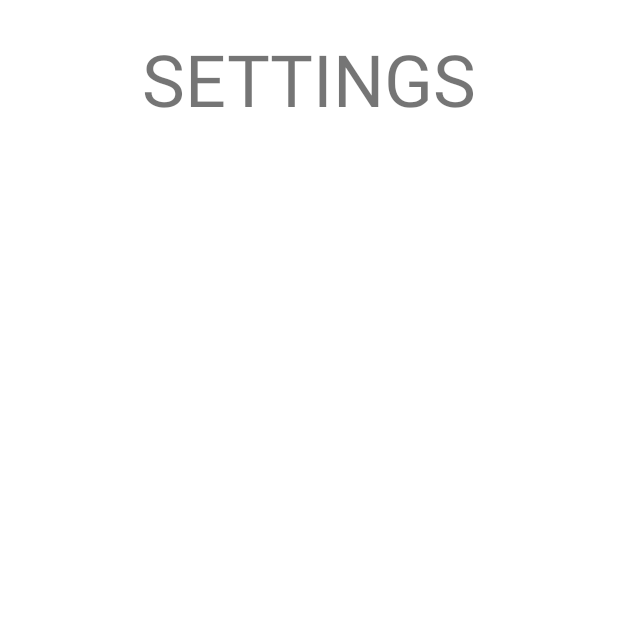
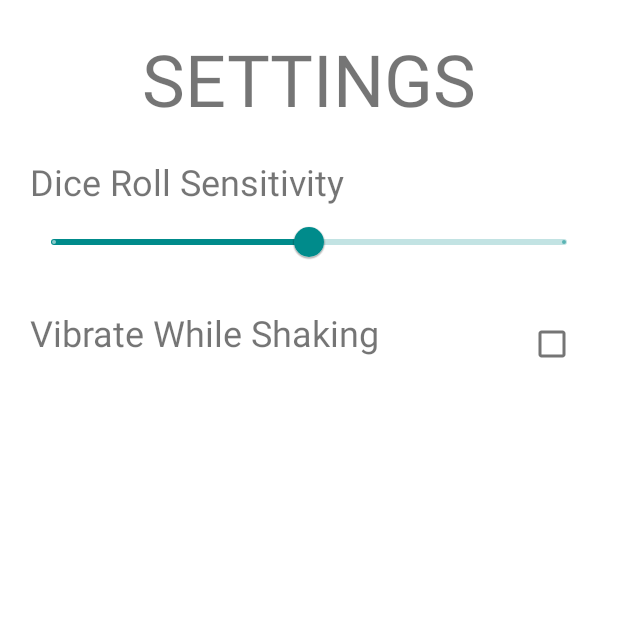
Before and after one commit to vstambolic/monopoly, an Android app: the SettingsFragment screen opened through its navigation route, on a phone screen of 412 x 824 dp, the top half of it. Run offline under Robolectric (Android 15) with nearby library versions, the phone set to English and light mode, and no system bars; our stand-ins replace navigation-ui.

Commit message:
Added shaking settings (sensitivity, vibration).

```diff
--- a/app/src/main/java/com/example/monopoly/SettingsFragment.java
+++ b/app/src/main/java/com/example/monopoly/SettingsFragment.java
@@ -1,21 +1,41 @@
 package com.example.monopoly;
 
+import android.content.Context;
+import android.content.SharedPreferences;
 import android.os.Bundle;
 
 import androidx.annotation.NonNull;
+import androidx.annotation.Nullable;
 import androidx.fragment.app.Fragment;
 
+import android.util.Log;
 import android.view.LayoutInflater;
 import android.view.View;
 import android.view.ViewGroup;
+import android.widget.CompoundButton;
 
 import com.example.monopoly.databinding.FragmentSettingsBinding;
+import com.example.monopoly.game.Constants;
+import com.google.android.material.slider.LabelFormatter;
+import com.google.android.material.slider.RangeSlider;
+
+import java.util.Objects;
+import java.util.logging.Logger;
 
 
 public class SettingsFragment extends Fragment {
 
 
+    public static final String SHAKE_VIBRATION = "SHAKE_VIBRATION";
     private FragmentSettingsBinding binding;
+    private SharedPreferences sharedPreferences;
+    public static final String SHAKE_SENSITIVITY = "SHAKE_SENSITIVITY";
+
+    @Override
+    public void onCreate(@Nullable Bundle savedInstanceState) {
+        super.onCreate(savedInstanceState);
+        sharedPreferences = this.requireContext().getSharedPreferences(Constants.DICE_ROLL_SENSITIVITY_SP_KEY, Context.MODE_PRIVATE);
+    }
 
     @Override
     public View onCreateView(
@@ -24,6 +44,35 @@ public class SettingsFragment extends Fragment {
     ) {
 
         binding = FragmentSettingsBinding.inflate(inflater, container, false);
+
+        if (sharedPreferences.contains(SHAKE_SENSITIVITY))
+            this.binding.rangeSlider.setValues((float) sharedPreferences.getInt(SHAKE_SENSITIVITY, 1));
+        else {
+            this.sharedPreferences.edit().putInt(SHAKE_SENSITIVITY, 1).commit();
+            this.binding.rangeSlider.setValues(1f);
+        }
+
+
+        if (sharedPreferences.contains(SHAKE_VIBRATION))
+            this.binding.checkbox.setChecked(sharedPreferences.getBoolean(SHAKE_VIBRATION, false));
+        else {
+            this.sharedPreferences.edit().putBoolean(SHAKE_VIBRATION, false).commit();
+            this.binding.checkbox.setChecked(false);
+        }
+
+
+        this.binding.rangeSlider.addOnChangeListener((slider, value, fromUser) -> this.sharedPreferences.edit().putInt(SHAKE_SENSITIVITY, (int) value).commit());
+        this.binding.checkbox.setOnCheckedChangeListener((compoundButton, b) -> this.sharedPreferences.edit().putBoolean(SHAKE_VIBRATION, b).commit());
+
+
+        this.binding.rangeSlider.setLabelFormatter(value -> {
+            switch ((int) value) {
+                case 0:  return "low";
+                case 1:  return "normal";
+                case 2: return "high";
+                default: return "";
+            }
+        });
         return binding.getRoot();
     }
 
--- a/app/src/main/java/com/example/monopoly/game/Constants.java
+++ b/app/src/main/java/com/example/monopoly/game/Constants.java
@@ -13,5 +13,6 @@ public class Constants {
             0xFF00C853,
             0xFFFFD600,
     };
+    public static final String DICE_ROLL_SENSITIVITY_SP_KEY = "DICE_ROLL_SENSITIVITY_SP_KEY";
 
 }
--- a/app/src/main/res/layout/fragment_new_game.xml
+++ b/app/src/main/res/layout/fragment_new_game.xml
@@ -47,7 +47,6 @@
             android:stepSize="1.0"
             android:valueFrom="2.0"
             android:valueTo="4.0"
-            android:value="20.0"
             />
 
     </LinearLayout>
--- a/app/src/main/res/layout/fragment_settings.xml
+++ b/app/src/main/res/layout/fragment_settings.xml
@@ -19,4 +19,67 @@
         app:layout_constraintStart_toStartOf="parent"
         app:layout_constraintTop_toTopOf="parent" />
 
+
+    <LinearLayout
+        android:id="@+id/linearLayout"
+        android:layout_width="match_parent"
+        android:layout_height="wrap_content"
+        android:layout_marginTop="20dp"
+        android:orientation="vertical"
+        android:paddingLeft="20dp"
+        android:paddingRight="20dp"
+        app:layout_constraintLeft_toLeftOf="parent"
+        app:layout_constraintRight_toRightOf="parent"
+        app:layout_constraintTop_toBottomOf="@id/textview_settings">
+
+        <TextView
+            android:layout_width="wrap_content"
+            android:layout_height="wrap_content"
+            android:text="Dice Roll Sensitivity"
+            android:textSize="24sp" />
+
+        <com.google.android.material.slider.RangeSlider
+            android:id="@+id/range_slider"
+            android:layout_width="match_parent"
+            android:layout_height="wrap_content"
+            android:contentDescription="@string/slider_desc2"
+            android:stepSize="1.0"
+            android:valueFrom="0.0"
+            android:valueTo="2.0"
+            />
+
+    </LinearLayout>
+
+    <androidx.constraintlayout.widget.ConstraintLayout
+        android:id="@+id/linearLayout2"
+        android:layout_width="match_parent"
+        android:layout_height="wrap_content"
+        android:layout_marginTop="20dp"
+        android:orientation="vertical"
+        android:paddingLeft="20dp"
+        android:paddingRight="20dp"
+        app:layout_constraintLeft_toLeftOf="parent"
+        app:layout_constraintRight_toRightOf="parent"
+        app:layout_constraintTop_toBottomOf="@id/linearLayout">
+
+        <TextView
+            app:layout_constraintLeft_toLeftOf="parent"
+            app:layout_constraintTop_toTopOf="parent"
+            android:layout_width="wrap_content"
+            android:layout_height="wrap_content"
+            android:text="@string/vibrate_while_shaking"
+            android:textSize="24sp" />
+
+        <CheckBox
+            android:id="@+id/checkbox"
+            android:layout_width="wrap_content"
+            android:layout_height="wrap_content"
+            app:layout_constraintRight_toRightOf="parent"
+            app:layout_constraintBottom_toBottomOf="parent">
+        </CheckBox>
+
+
+    </androidx.constraintlayout.widget.ConstraintLayout>
+
+
 </androidx.constraintlayout.widget.ConstraintLayout >
--- a/app/src/main/res/values/strings.xml
+++ b/app/src/main/res/values/strings.xml
@@ -15,6 +15,7 @@
     <string name="settings">SETTINGS</string>
     <string name="plus">+</string>
     <string name="slider_desc">Select number of players</string>
+    <string name="slider_desc2">Select shaking sensitivity</string>
     <string name="select_number_of_players">Select Number Of Players</string>
     <string name="player_1">Player #1</string>
     <string name="player_2">Player #2</string>
@@ -30,4 +31,5 @@
     <string name="hello_blank_fragment">Hello blank fragment</string>
     <string name="dummy_button">Dummy Button</string>
     <string name="dummy_content">DUMMY\nCONTENT</string>
+    <string name="vibrate_while_shaking">Vibrate While Shaking</string>
 </resources>
```
Also changed, not shown: app/src/main/java/com/example/monopoly/game/roll_the_dice/LifecycleAwareAccelerometerDetector.java (+34 -7 lines).
